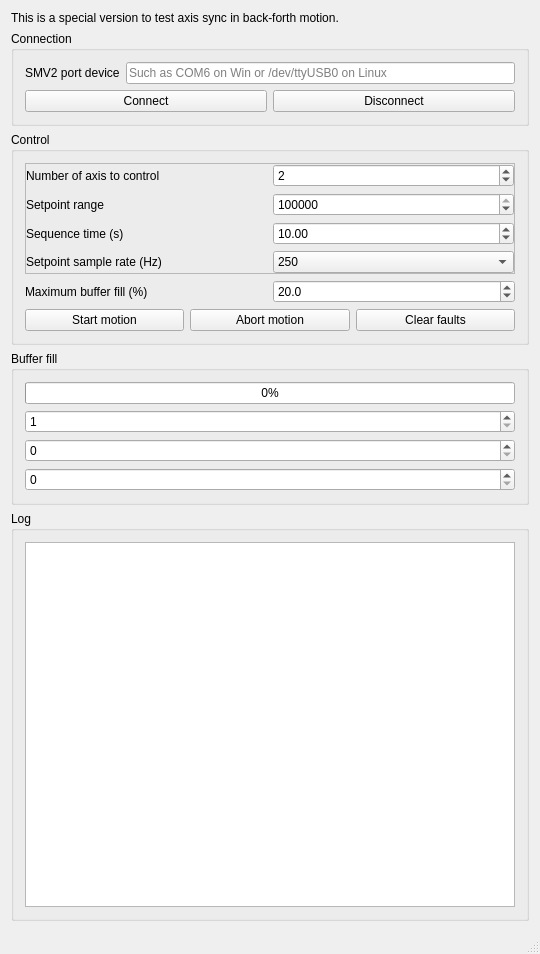
This is BufferedMotionStreamExample/mw.ui in GraniteDevices/SimpleMotionV2Examples as Qt 5 draws it before an edit. The edited form follows.
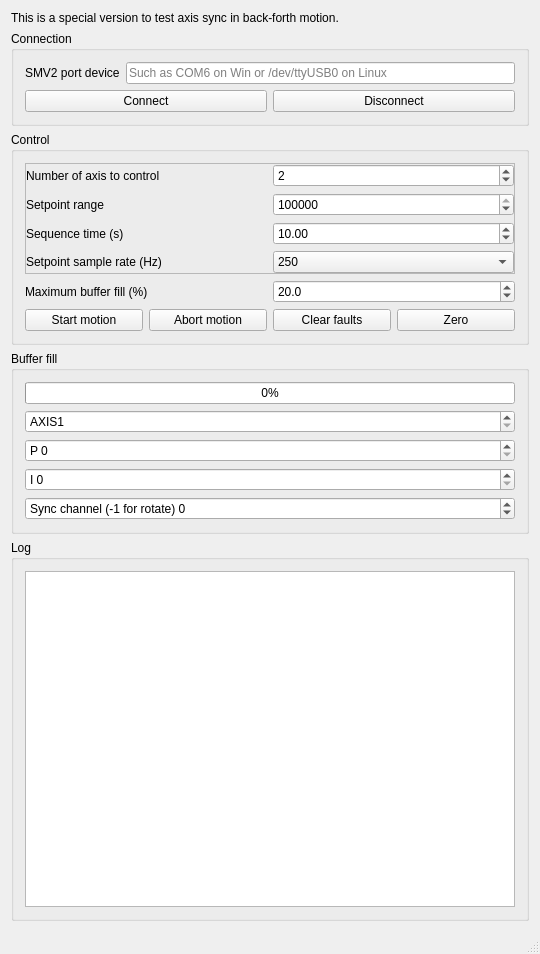
This is the edited form.

Commit message: -Add zero time button for easier sync measurements. -If sync axis is set -1, then clock sync is rotated between axis

Patch:
```diff
--- a/BufferedMotionStreamExample/mw.ui
+++ b/BufferedMotionStreamExample/mw.ui
@@ -270,6 +270,13 @@
            </property>
           </widget>
          </item>
+         <item>
+          <widget class="QPushButton" name="zero">
+           <property name="text">
+            <string>Zero</string>
+           </property>
+          </widget>
+         </item>
         </layout>
        </item>
       </layout>
@@ -290,6 +297,9 @@
        </item>
        <item>
         <widget class="QSpinBox" name="axis">
+         <property name="prefix">
+          <string>AXIS</string>
+         </property>
          <property name="minimum">
           <number>1</number>
          </property>
@@ -300,6 +310,9 @@
        </item>
        <item>
         <widget class="QSpinBox" name="P">
+         <property name="prefix">
+          <string>P </string>
+         </property>
          <property name="maximum">
           <number>9999</number>
          </property>
@@ -307,11 +320,24 @@
        </item>
        <item>
         <widget class="QSpinBox" name="I">
+         <property name="prefix">
+          <string>I </string>
+         </property>
          <property name="maximum">
           <number>9999</number>
          </property>
         </widget>
        </item>
+       <item>
+        <widget class="QSpinBox" name="sync">
+         <property name="prefix">
+          <string>Sync channel (-1 for rotate) </string>
+         </property>
+         <property name="minimum">
+          <number>-1</number>
+         </property>
+        </widget>
+       </item>
       </layout>
      </widget>
     </item>
@@ -322,15 +348,7 @@
       </property>
       <layout class="QVBoxLayout" name="verticalLayout_5">
        <item>
-        <widget class="QTextEdit" name="log">
-         <property name="html">
-          <string>&lt;!DOCTYPE HTML PUBLIC &quot;-//W3C//DTD HTML 4.0//EN&quot; &quot;http://www.w3.org/TR/REC-html40/strict.dtd&quot;&gt;
-&lt;html&gt;&lt;head&gt;&lt;meta name=&quot;qrichtext&quot; content=&quot;1&quot; /&gt;&lt;style type=&quot;text/css&quot;&gt;
-p, li { white-space: pre-wrap; }
-&lt;/style&gt;&lt;/head&gt;&lt;body style=&quot; font-family:'MS Shell Dlg 2'; font-size:8.25pt; font-weight:400; font-style:normal;&quot;&gt;
-&lt;p style=&quot;-qt-paragraph-type:empty; margin-top:0px; margin-bottom:0px; margin-left:0px; margin-right:0px; -qt-block-indent:0; text-indent:0px; font-family:'courier'; font-size:8pt;&quot;&gt;&lt;br /&gt;&lt;/p&gt;&lt;/body&gt;&lt;/html&gt;</string>
-         </property>
-        </widget>
+        <widget class="QPlainTextEdit" name="log"/>
        </item>
       </layout>
      </widget>
```
Left out of the diff: 7 changed lines with no effect on the pictures. The commit also changes 2 other files.
